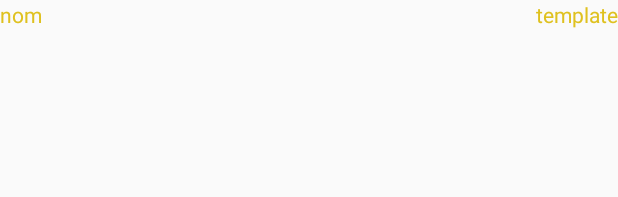
After one commit to bbassac/MesCourses, an Android app: the layout display_lists.xml on its own in the app's theme, with its tools: preview values and no code run, on a phone screen of 412 x 824 dp. The commit adds this screen. Shown: the top 197 px of the screen. Run offline under Robolectric (Android 15) with nearby library versions, the phone set to English and light mode, and no system bars.

Commit message:
display listes

```diff
--- /dev/null
+++ b/app/src/main/res/layout/display_lists.xml
@@ -0,0 +1,29 @@
+<?xml version="1.0" encoding="utf-8"?>
+<RelativeLayout xmlns:android="http://schemas.android.com/apk/res/android"
+    android:layout_width="match_parent"
+    android:layout_height="match_parent"
+    android:orientation="vertical">
+
+
+
+    <TextView
+        android:id="@+id/nom"
+        android:layout_width="match_parent"
+        android:layout_height="wrap_content"
+        android:layout_alignParentTop="true"
+        android:text="nom"
+        android:textColor="#dfc11f"/>
+
+    <TextView
+        android:id="@+id/template"
+        android:layout_width="wrap_content"
+        android:layout_height="wrap_content"
+        android:gravity="right"
+        android:textColor="#dfc11f"
+        android:text="template"
+        android:layout_alignParentEnd="true" />
+
+
+
+
+</RelativeLayout>
```
Also changed, not shown: app/src/main/java/lioncorps/org/mescourses/ListCoursesAdapter.java (added, +62 -0 lines), app/src/main/java/lioncorps/org/mescourses/MainActivity.java (+48 -53 lines), app/src/main/java/lioncorps/org/mescourses/ServiceProvider.java (added, +46 -0 lines), app/src/main/res/layout/activity_main.xml (+6 -8 lines).
